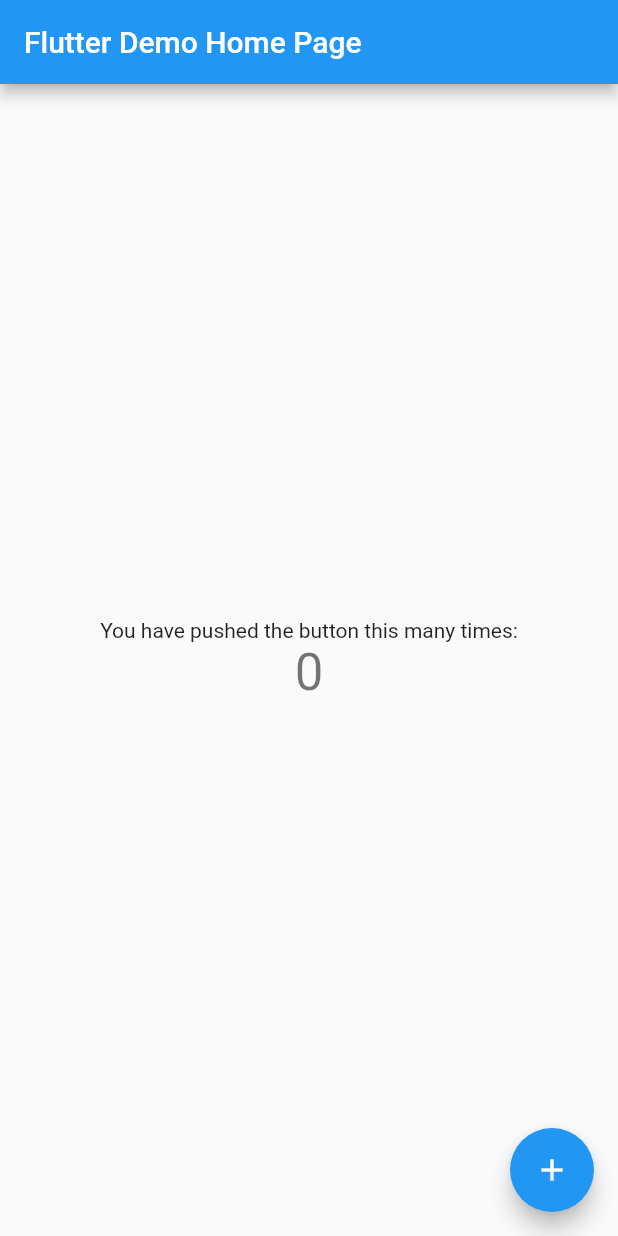
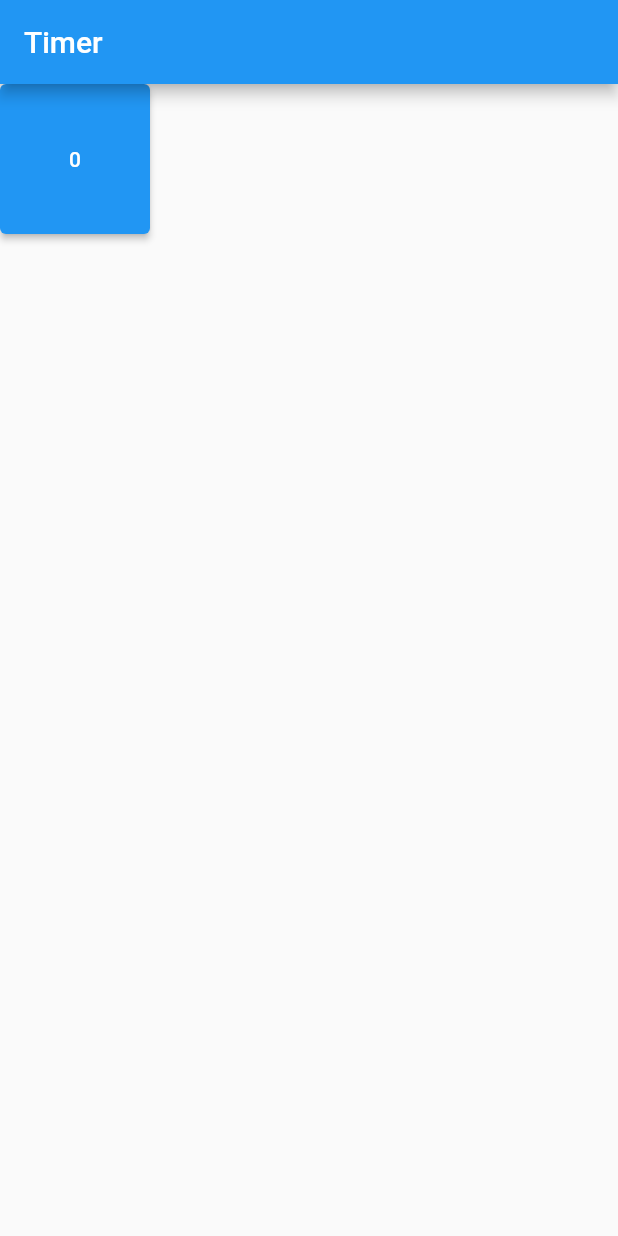
Before and after one commit to spin-spin-ryo/BenesseTeam1, a Flutter app: the screen it shows after launch, on a phone screen of 412 x 824 dp. Run offline on Flutter 3.47's test engine with Material 2 defaults, Android fonts, the phone set to English and light mode, and no system bars.

Commit message:
Add First Timer demo

```diff
--- a/lib/main.dart
+++ b/lib/main.dart
@@ -1,4 +1,6 @@
 import 'package:flutter/material.dart';
+
+import 'timer/TimerUI.dart';
 
 void main() {
   runApp(const MyApp());
@@ -24,7 +26,7 @@
         // is not restarted.
         primarySwatch: Colors.blue,
       ),
-      home: const MyHomePage(title: 'Flutter Demo Home Page'),
+      home: TestTimer(),
     );
   }
 }
--- /dev/null
+++ b/lib/timer/TimerUI.dart
@@ -0,0 +1,46 @@
+import 'package:flutter/material.dart';
+
+class TestTimer extends StatefulWidget{
+  @override
+  _TestTimer createState() => _TestTimer();
+}
+
+class _TestTimer extends State<TestTimer>{
+  bool nowStudying = false;
+  DateTime StartDate = DateTime.now();
+  int dif = 0;
+
+  @override
+  Widget build(BuildContext context) {
+    // UIの部分はここに書く。
+    return Scaffold(
+      appBar: AppBar(
+        title: const Text("Timer"),
+      ),
+      body: Container(
+        height: 100,
+        width: 100,
+        child: ElevatedButton(
+          onPressed: () => FirstTimer_action(nowStudying),
+          child: Text("$dif"),
+        ),
+      ),
+    );
+  }
+
+    void FirstTimer_action(bool nowStudying) {
+    if (!nowStudying){
+      StartDate = DateTime.now();
+      setState(() {
+        nowStudying = true;
+      });
+    }else{
+      // int dif = StartDate.difference(DateTime.now()).inSeconds;
+      debugPrint(dif.toString());
+      setState(() {
+        dif = StartDate.difference(DateTime.now()).inSeconds;
+        nowStudying = false;
+      });
+    }
+  }
+}
```
